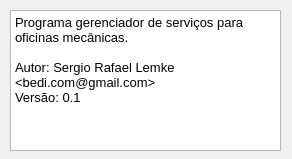
Before: the Qt Designer form about.ui in bedi1982/Oficina, drawn with Qt 5.
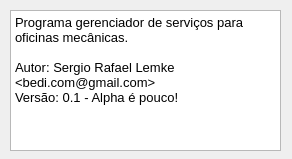
After: the same form once the commit is applied.

Diff of the .ui file:
```diff
--- a/about.ui
+++ b/about.ui
@@ -10,6 +10,18 @@
     <height>159</height>
    </rect>
   </property>
+  <property name="minimumSize">
+   <size>
+    <width>292</width>
+    <height>159</height>
+   </size>
+  </property>
+  <property name="maximumSize">
+   <size>
+    <width>292</width>
+    <height>159</height>
+   </size>
+  </property>
   <property name="windowTitle">
    <string>Dialog</string>
   </property>
@@ -30,7 +42,7 @@
 &lt;p style=&quot; margin-top:0px; margin-bottom:0px; margin-left:0px; margin-right:0px; -qt-block-indent:0; text-indent:0px;&quot;&gt;Programa gerenciador de serviços para oficinas mecânicas.&lt;/p&gt;
 &lt;p style=&quot;-qt-paragraph-type:empty; margin-top:0px; margin-bottom:0px; margin-left:0px; margin-right:0px; -qt-block-indent:0; text-indent:0px;&quot;&gt;&lt;br /&gt;&lt;/p&gt;
 &lt;p style=&quot; margin-top:0px; margin-bottom:0px; margin-left:0px; margin-right:0px; -qt-block-indent:0; text-indent:0px;&quot;&gt;Autor: Sergio Rafael Lemke &amp;lt;bedi.com@gmail.com&amp;gt;&lt;/p&gt;
-&lt;p style=&quot; margin-top:0px; margin-bottom:0px; margin-left:0px; margin-right:0px; -qt-block-indent:0; text-indent:0px;&quot;&gt;Versão: 0.1&lt;/p&gt;
+&lt;p style=&quot; margin-top:0px; margin-bottom:0px; margin-left:0px; margin-right:0px; -qt-block-indent:0; text-indent:0px;&quot;&gt;Versão: 0.1 - Alpha é pouco!&lt;/p&gt;
 &lt;p style=&quot;-qt-paragraph-type:empty; margin-top:0px; margin-bottom:0px; margin-left:0px; margin-right:0px; -qt-block-indent:0; text-indent:0px;&quot;&gt;&lt;br /&gt;&lt;/p&gt;&lt;/body&gt;&lt;/html&gt;</string>
    </property>
   </widget>
```
Left out of the diff: 2 changed lines with no effect on the pictures.
